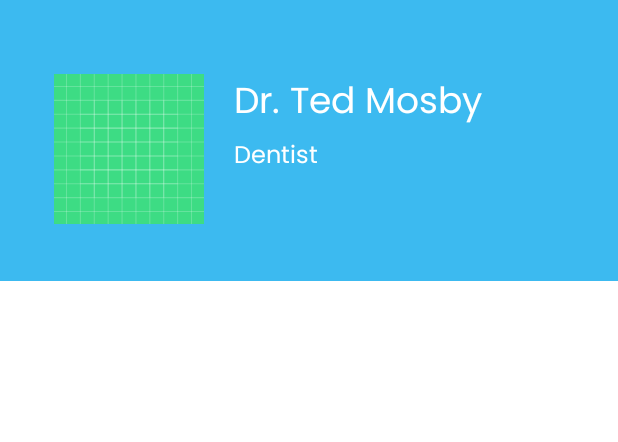
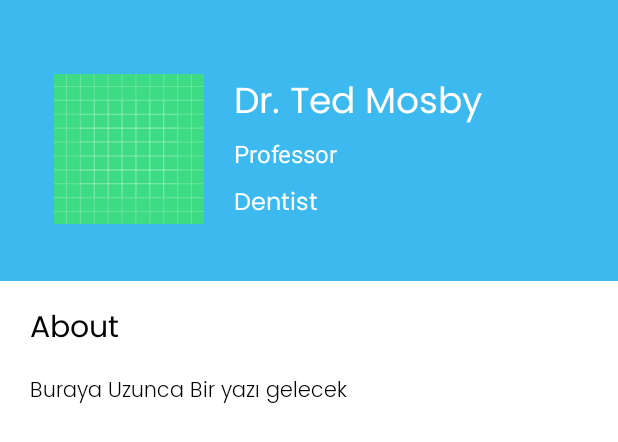
Before and after one commit to BurkClik/doctor-appointment, an Android app: the layout fragment_doctor_detail.xml on its own in the app's theme, with its tools: preview values and no code run, on a phone screen of 412 x 824 dp. Shown: the top 442 px of the screen. Run offline under Robolectric (Android 15) with nearby library versions, the phone set to English and light mode, and no system bars.

Commit message:
Add new views to doctor detail layout

```diff
--- a/app/src/main/java/com/example/doctorappointment/ui/home/HomeFragment.kt
+++ b/app/src/main/java/com/example/doctorappointment/ui/home/HomeFragment.kt
@@ -1,6 +1,7 @@
 package com.example.doctorappointment.ui.home
 
 import android.os.Bundle
+import android.util.Log
 import androidx.fragment.app.Fragment
 import android.view.LayoutInflater
 import android.view.View
@@ -56,4 +57,10 @@ class HomeFragment : Fragment() {
             doctorAdapter.submitList(it)
         }
     }
+
+    override fun onDestroyView() {
+        super.onDestroyView()
+        Log.i("Burak", "onDestroyView")
+        _binding = null
+    }
 }
--- a/app/src/main/java/com/example/doctorappointment/ui/home/HomeViewModel.kt
+++ b/app/src/main/java/com/example/doctorappointment/ui/home/HomeViewModel.kt
@@ -16,7 +16,6 @@ class HomeViewModel : ViewModel() {
     private val _categories = MutableLiveData<List<Category>>()
     private val _remoteDoctors = MutableLiveData<List<User>>()
 
-
     val categories: LiveData<List<Category>> = _categories
     val remoteDoctors: LiveData<List<User>> = _remoteDoctors
 
@@ -30,7 +29,7 @@ class HomeViewModel : ViewModel() {
             .enqueue(object : Callback<List<User>> {
                 override fun onResponse(call: Call<List<User>>, response: Response<List<User>>) {
                     Log.i("Burak", "$response")
-                    Log.i("Burak", "${response.body()}")
+                    //Log.i("Burak", "${response.body()}")
                     if (response.isSuccessful and response.body()!!.isNotEmpty()) {
                         _remoteDoctors.value = response.body()
                     }
--- a/app/src/main/res/layout/fragment_doctor_detail.xml
+++ b/app/src/main/res/layout/fragment_doctor_detail.xml
@@ -36,6 +36,17 @@
         tools:text="Dr. Ted Mosby" />
 
     <TextView
+        android:id="@+id/textViewDoctorTitle"
+        android:layout_width="wrap_content"
+        android:layout_height="wrap_content"
+        android:layout_marginTop="2dp"
+        android:textColor="@color/white"
+        android:textSize="16sp"
+        app:layout_constraintStart_toStartOf="@id/textViewDoctorName"
+        app:layout_constraintTop_toBottomOf="@id/textViewDoctorName"
+        tools:text="Professor" />
+
+    <TextView
         android:id="@+id/textViewDoctorDepartment"
         android:layout_width="wrap_content"
         android:layout_height="wrap_content"
@@ -43,9 +54,33 @@
         android:fontFamily="@font/poppins"
         android:textColor="@color/white"
         android:textSize="16sp"
-        app:layout_constraintStart_toStartOf="@id/textViewDoctorName"
-        app:layout_constraintTop_toBottomOf="@id/textViewDoctorName"
+        app:layout_constraintBottom_toBottomOf="@id/imageViewProfileImage"
+        app:layout_constraintStart_toStartOf="@id/textViewDoctorTitle"
         tools:text="Dentist" />
+
+    <TextView
+        android:id="@+id/textViewDoctorAboutTitle"
+        android:layout_width="wrap_content"
+        android:layout_height="wrap_content"
+        android:layout_marginTop="16dp"
+        android:fontFamily="@font/poppins"
+        android:text="@string/doctor_detail_about_title"
+        android:textColor="@color/black"
+        android:textSize="20sp"
+        app:layout_constraintStart_toStartOf="@id/guidelineStart"
+        app:layout_constraintTop_toBottomOf="@id/view" />
+
+    <TextView
+        android:id="@+id/textViewDoctorAbout"
+        android:layout_width="0dp"
+        android:layout_height="wrap_content"
+        android:layout_marginTop="12dp"
+        android:fontFamily="@font/poppins_light"
+        android:textColor="@color/black"
+        app:layout_constraintEnd_toEndOf="@id/guidelineEnd"
+        app:layout_constraintStart_toStartOf="@id/guidelineStart"
+        app:layout_constraintTop_toBottomOf="@id/textViewDoctorAboutTitle"
+        tools:text="Buraya Uzunca Bir yazı gelecek" />
 
     <androidx.constraintlayout.widget.Guideline
         android:id="@+id/guidelineStart"
--- a/app/src/main/res/values/strings.xml
+++ b/app/src/main/res/values/strings.xml
@@ -18,4 +18,5 @@
     <string name="neurology">Neurology</string>
     <string name="dentist">Dentist</string>
     <string name="orthopedic">Orthopedic</string>
+    <string name="doctor_detail_about_title">About</string>
 </resources>
```
